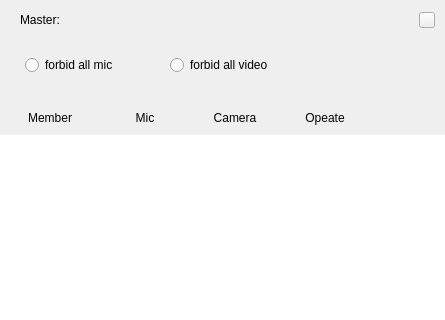
Old version of the form Windows-Mac/RoomApp/App/Form/MemberListViewController.ui in the repository Tencent-RTC/TUIRoomKit; both pictures show x 0 to 445 and y 0 to 320 of the 445 by 620 pixel window.
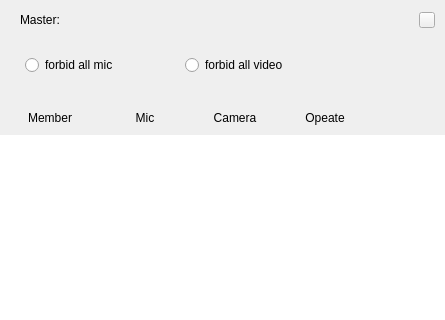
New version of the form.

Diff of the .ui file:
```diff
--- a/Windows-Mac/RoomApp/App/Form/MemberListViewController.ui
+++ b/Windows-Mac/RoomApp/App/Form/MemberListViewController.ui
@@ -145,13 +145,13 @@
        <widget class="QWidget" name="forbid_mic_widget" native="true">
         <property name="minimumSize">
          <size>
-          <width>135</width>
+          <width>150</width>
           <height>30</height>
          </size>
         </property>
         <property name="maximumSize">
          <size>
-          <width>135</width>
+          <width>150</width>
           <height>30</height>
          </size>
         </property>
@@ -209,13 +209,13 @@
        <widget class="QWidget" name="forbid_camera_widget" native="true">
         <property name="minimumSize">
          <size>
-          <width>135</width>
+          <width>150</width>
           <height>30</height>
          </size>
         </property>
         <property name="maximumSize">
          <size>
-          <width>135</width>
+          <width>150</width>
           <height>30</height>
          </size>
         </property>
```
